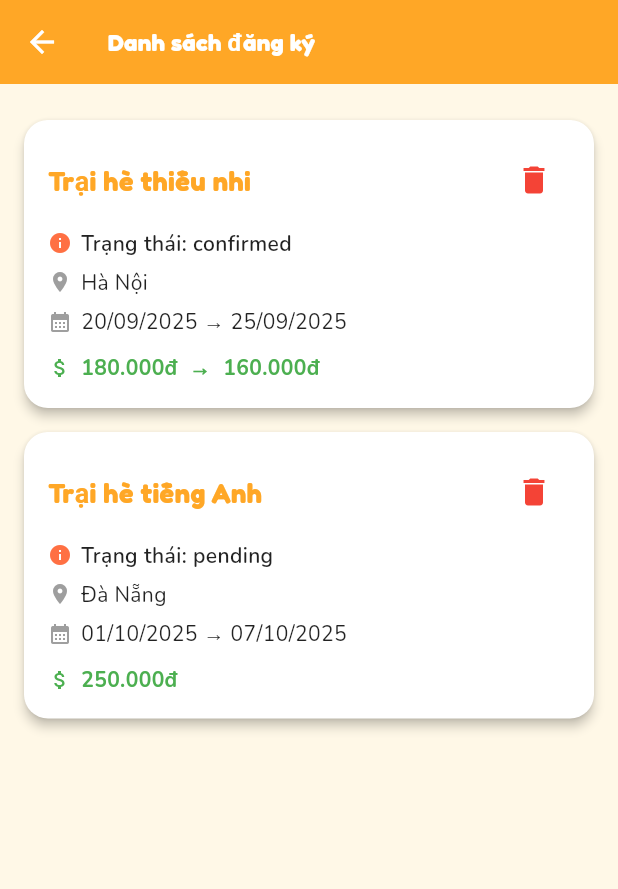
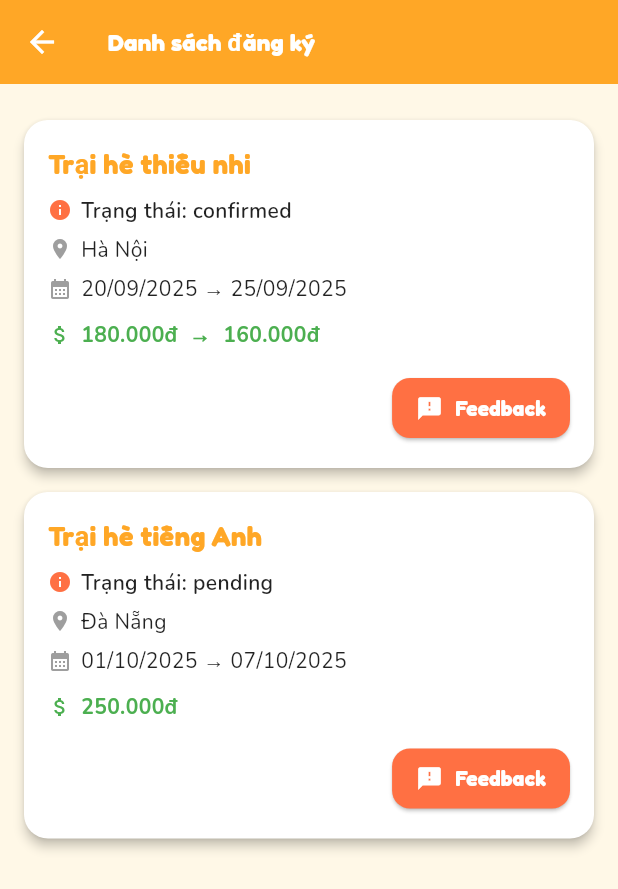
Before and after one commit to Darkvolcano/SummerCamp_Mobile, a Flutter app: the RegistrationListScreen screen opened by its route, on a phone screen of 412 x 824 dp. Shown: the top 889 px of the screen. Run offline on Flutter 3.47's test engine with Material 3 defaults, Android fonts, the phone set to English and light mode, and no system bars; our stand-ins replace dio, flutter_rating_bar, image_picker, shared_preferences, socket_io_client, table_calendar; missing offline and left inert: wechat_assets_picker; accounts and stored records are empty; network calls fail.

Commit message:
create feedback screen, regis success, regis falied screen

```diff
--- a/lib/core/config/app_routes.dart
+++ b/lib/core/config/app_routes.dart
@@ -22,42 +22,47 @@ import 'package:summercamp/features/camp/presentation/screens/camp_list_screen.d
 import 'package:summercamp/features/home/presentation/screens/home.dart';
 import 'package:summercamp/features/registration/domain/entities/registration.dart';
 import 'package:summercamp/features/registration/presentation/screens/registration_detail_screen.dart';
+import 'package:summercamp/features/registration/presentation/screens/registration_failure_screen.dart';
 import 'package:summercamp/features/registration/presentation/screens/registration_form_screen.dart';
 import 'package:summercamp/features/registration/presentation/screens/registration_list_screen.dart';
+import 'package:summercamp/features/registration/presentation/screens/registration_success_screen.dart';
 import 'package:summercamp/features/report/presentation/screens/report_form_screen.dart';
 import 'package:summercamp/features/report/presentation/screens/report_list_screen.dart';
 
 class AppRoutes {
   // Define route
-  static const String login = '/login';
-  static const String register = '/register';
-  static const String verifyOTP = '/verify-otp'; // hiện tại chưa có
-  static const String chat = '/chat'; // hiện tại chưa có
-  static const String chatDetail = '/chat-detail'; // hiện tại chưa có
-  static const String chatAI = '/chat-ai';
-  static const String report = '/report'; // hiện tại chưa có
-  static const String createReport = '/create-report'; // hiện tại chưa có
-  static const String registrationDetail = '/registration-detail';
-  static const String registrationForm = '/registration-form';
-  static const String home = '/home';
-  static const String staffHome = '/staff-home';
-  static const String campSchedule = '/camp-schedule';
-  static const String campScheduleDetail = '/camp-schedule-detail';
-  static const String attendance = '/attendance';
-  static const String campDetail = '/camp-detail';
-  static const String camperList = '/camper-list';
-  static const String camperDetail = '/camper-detail';
-  static const String createCamper = '/create-camper';
-  static const String updateCamper = '/update-camper';
+  static const String login = 'LOGIN';
+  static const String register = 'REGISTER';
+  static const String verifyOTP = 'VERIFY-OTP'; // hiện tại chưa có
+  static const String chat = 'CHAT'; // hiện tại chưa có
+  static const String chatDetail = 'CHAT-DETAIL'; // hiện tại chưa có
+  static const String chatAI = 'CHAT-AI';
+  static const String report = 'REPORT'; // hiện tại chưa có
+  static const String createReport = 'CREATE-REPORT';
+  static const String registrationDetail = 'REGISTRATION-DETAIL';
+  static const String registrationForm = 'REGISTRATION-FORM';
+  static const String home = 'HOME';
+  static const String staffHome = 'STAFF-HOME';
+  static const String campSchedule = 'CAMP-SCHEDULE';
+  static const String campScheduleDetail = 'CAMP-SCHEDULE-DETAIL';
+  static const String attendance = 'ATTENDANCE';
+  static const String campDetail = 'CAMP-DETAIL';
+  static const String camperList = 'CAMPER-LIST';
+  static const String camperDetail = 'CAMPER-DETAIL';
+  static const String createCamper = 'CREATE-CAMPER';
+  static const String updateCamper = 'UPDATE-CAMPER';
   static const String registrationCancel =
-      '/registration-cancel'; // hiện tại chưa có
-  static const String blogList = '/blog';
-  static const String blogDetail = '/blog-detail';
-  static const String profile = '/profile';
-  static const String campList = '/camp-list';
-  static const String registrationList = '/registration-list';
-  static const String uploadPhoto = '/upload-photo';
-  static const String album = '/album'; // hiện tại chưa có
+      'REGISTRATION-CANCEL'; // hiện tại chưa có
+  static const String blogList = 'BLOG-LIST';
+  static const String blogDetail = 'BLOG-DETAIL';
+  static const String profile = 'PROFILE';
+  static const String campList = 'CAMP-LIST';
+  static const String registrationList = 'REGISTRATION-LIST';
+  static const String uploadPhoto = 'UPLOAD-PHOTO';
+  static const String registrationSuccess = 'REGISTRATION-SUCCESS';
+  static const String registrationFailure = 'REGISTRATION-FAILURE';
+  static const String album = 'ALBUM'; // hiện tại chưa có
+  static const String feedbackForm = 'FEEDBACK-FORM';
 
   // Generate route
   static Route<dynamic> generateRoute(RouteSettings settings) {
@@ -160,6 +165,12 @@ class AppRoutes {
 
       case createReport:
         return MaterialPageRoute(builder: (_) => ReportCreateScreen());
+
+      case registrationSuccess:
+        return MaterialPageRoute(builder: (_) => RegistrationSuccessScreen());
+
+      case registrationFailure:
+        return MaterialPageRoute(builder: (_) => RegistrationFailureScreen());
       // Ex: staff only
       // case '/staff-dashboard':
       //   if (role == "Staff") {
--- a/lib/features/registration/presentation/screens/registration_list_screen.dart
+++ b/lib/features/registration/presentation/screens/registration_list_screen.dart
@@ -66,7 +66,6 @@ class _RegistrationListScreenState extends State<RegistrationListScreen> {
                       arguments: r,
                     );
                   },
-                  onDelete: () => provider.removeRegistration(r.registrationId),
                 );
               },
             ),
--- a/lib/features/registration/presentation/widgets/registration_card.dart
+++ b/lib/features/registration/presentation/widgets/registration_card.dart
@@ -3,18 +3,13 @@ import 'package:summercamp/core/config/app_theme.dart';
 import 'package:summercamp/core/utils/date_formatter.dart';
 import 'package:summercamp/core/utils/price_formatter.dart';
 import 'package:summercamp/features/registration/domain/entities/registration.dart';
+import 'package:summercamp/features/registration/presentation/screens/feedback_form_screen.dart';
 
 class RegistrationCard extends StatelessWidget {
   final Registration registration;
   final VoidCallback? onTap;
-  final VoidCallback? onDelete;
 
-  const RegistrationCard({
-    super.key,
-    required this.registration,
-    this.onTap,
-    this.onDelete,
-  });
+  const RegistrationCard({super.key, required this.registration, this.onTap});
 
   @override
   Widget build(BuildContext context) {
@@ -45,11 +40,6 @@ class RegistrationCard extends StatelessWidget {
                       ),
                     ),
                   ),
-                  if (onDelete != null)
-                    IconButton(
-                      icon: const Icon(Icons.delete, color: Colors.red),
-                      onPressed: onDelete,
-                    ),
                 ],
               ),
 
@@ -119,6 +109,44 @@ class RegistrationCard extends StatelessWidget {
                   ),
                 ],
               ),
+
+              const SizedBox(height: 14),
+
+              Align(
+                alignment: Alignment.centerRight,
+                child: ElevatedButton.icon(
+                  style: ElevatedButton.styleFrom(
+                    backgroundColor: AppTheme.summerAccent,
+                    foregroundColor: Colors.white,
+                    padding: const EdgeInsets.symmetric(
+                      horizontal: 16,
+                      vertical: 10,
+                    ),
+                    shape: RoundedRectangleBorder(
+                      borderRadius: BorderRadius.circular(12),
+                    ),
+                  ),
+                  onPressed: () {
+                    Navigator.push(
+                      context,
+                      MaterialPageRoute(
+                        builder: (_) => FeedbackFormScreen(
+                          registrationId: registration.registrationId,
+                        ),
+                      ),
+                    );
+                  },
+                  icon: const Icon(Icons.feedback, size: 18),
+                  label: const Text(
+                    "Feedback",
+                    style: TextStyle(
+                      fontFamily: "Fredoka",
+                      fontWeight: FontWeight.bold,
+                      fontSize: 14,
+                    ),
+                  ),
+                ),
+              ),
             ],
           ),
         ),
--- a/lib/main.dart
+++ b/lib/main.dart
@@ -144,7 +144,7 @@ class SummerCampApp extends StatelessWidget {
       theme: AppTheme.lightTheme,
       darkTheme: AppTheme.darkTheme,
       debugShowCheckedModeBanner: false,
-      initialRoute: AppRoutes.staffHome,
+      initialRoute: AppRoutes.home,
       onGenerateRoute: AppRoutes.generateRoute,
     );
   }
--- a/pubspec.yaml
+++ b/pubspec.yaml
@@ -44,8 +44,9 @@ dependencies:
   image_picker: ^1.1.2 # Chọn ảnh từ máy
   table_calendar: ^3.0.8 # Show calendar
   permission_handler: ^11.0.1 # Quyền chọn hình ảnh
-  device_info_plus: ^10.1.0
-  wechat_assets_picker: ^9.0.2
+  device_info_plus: ^10.1.0 # Lấy thông tin thiết bị
+  wechat_assets_picker: ^9.0.2 # Chọn nhiều ảnh từ máy
+  flutter_rating_bar: ^4.0.1 # Star rating
 
 dev_dependencies:
   flutter_test:
```
Also changed, not shown: lib/features/registration/presentation/screens/feedback_form_screen.dart (added, +131 -0 lines), lib/features/registration/presentation/screens/registration_confirm_screen.dart (+28 -26 lines), lib/features/registration/presentation/screens/registration_failure_screen.dart (added, +117 -0 lines), lib/features/registration/presentation/screens/registration_success_screen.dart (added, +124 -0 lines).
